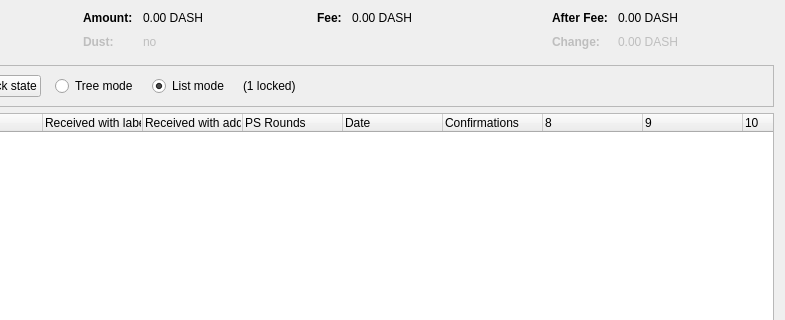
The window that src/qt/forms/coincontroldialog.ui (devilking6105/HTH) describes before a commit, drawn with Qt 5; both pictures show x 169 to 954 and y 0 to 320 of the 954 by 500 pixel window.
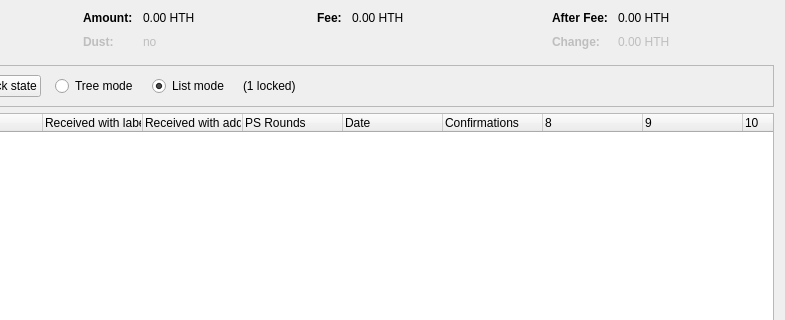
The same window after the commit. Custom widgets are drawn as their Qt base class.

The edit to the form file:
```diff
--- a/src/qt/forms/coincontroldialog.ui
+++ b/src/qt/forms/coincontroldialog.ui
@@ -132,7 +132,7 @@
           <enum>Qt::ActionsContextMenu</enum>
          </property>
          <property name="text">
-          <string notr="true">0.00 DASH</string>
+          <string notr="true">0.00 HTH</string>
          </property>
          <property name="textInteractionFlags">
           <set>Qt::LinksAccessibleByMouse|Qt::TextSelectableByKeyboard|Qt::TextSelectableByMouse</set>
@@ -212,7 +212,7 @@
           <enum>Qt::ActionsContextMenu</enum>
          </property>
          <property name="text">
-          <string notr="true">0.00 DASH</string>
+          <string notr="true">0.00 HTH</string>
          </property>
          <property name="textInteractionFlags">
           <set>Qt::LinksAccessibleByMouse|Qt::TextSelectableByKeyboard|Qt::TextSelectableByMouse</set>
@@ -257,7 +257,7 @@
           <enum>Qt::ActionsContextMenu</enum>
          </property>
          <property name="text">
-          <string notr="true">0.00 DASH</string>
+          <string notr="true">0.00 HTH</string>
          </property>
          <property name="textInteractionFlags">
           <set>Qt::LinksAccessibleByMouse|Qt::TextSelectableByKeyboard|Qt::TextSelectableByMouse</set>
@@ -292,7 +292,7 @@
           <enum>Qt::ActionsContextMenu</enum>
          </property>
          <property name="text">
-          <string notr="true">0.00 DASH</string>
+          <string notr="true">0.00 HTH</string>
          </property>
          <property name="textInteractionFlags">
           <set>Qt::LinksAccessibleByMouse|Qt::TextSelectableByKeyboard|Qt::TextSelectableByMouse</set>
```
